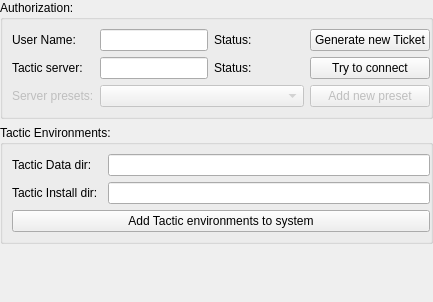
This is lib/ui/conf/ui_serverPage.ui in listyque/TACTIC-Handler as Qt 5 draws it before an edit. The edited form follows.
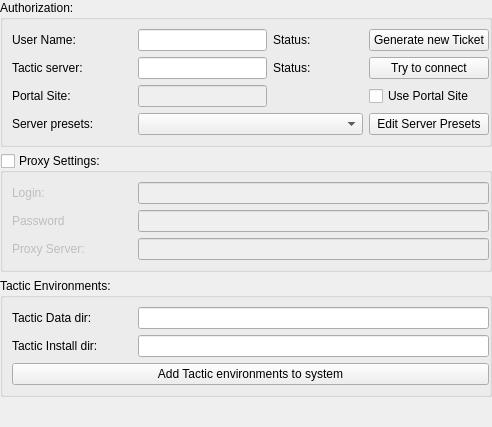
This is the edited form.

The edit to the form file:
```diff
--- a/lib/ui/conf/ui_serverPage.ui
+++ b/lib/ui/conf/ui_serverPage.ui
@@ -2,6 +2,14 @@
 <ui version="4.0">
  <class>serverPageWidget</class>
  <widget class="QWidget" name="serverPageWidget">
+  <property name="geometry">
+   <rect>
+    <x>0</x>
+    <y>0</y>
+    <width>492</width>
+    <height>427</height>
+   </rect>
+  </property>
   <layout class="QVBoxLayout" name="serverPageWidgetLayout">
    <property name="spacing">
     <number>6</number>
@@ -18,15 +26,9 @@
       <bool>true</bool>
      </property>
      <layout class="QGridLayout" name="authorizationLayout">
-      <property name="leftMargin">
-       <number>9</number>
-      </property>
       <property name="rightMargin">
        <number>0</number>
       </property>
-      <property name="spacing">
-       <number>6</number>
-      </property>
       <item row="0" column="1">
        <widget class="QLineEdit" name="userNameLineEdit">
         <property name="minimumSize">
@@ -39,6 +41,12 @@
       </item>
       <item row="0" column="0">
        <widget class="QLabel" name="userNameLable">
+        <property name="minimumSize">
+         <size>
+          <width>120</width>
+          <height>0</height>
+         </size>
+        </property>
         <property name="text">
          <string>User Name:</string>
         </property>
@@ -107,33 +115,101 @@
         </property>
        </widget>
       </item>
-      <item row="2" column="0">
+      <item row="3" column="0">
        <widget class="QLabel" name="savedServerPresetLabel">
-        <property name="enabled">
-         <bool>false</bool>
-        </property>
         <property name="text">
          <string>Server presets:</string>
         </property>
        </widget>
       </item>
+      <item row="3" column="3">
+       <widget class="QPushButton" name="editServerPresetsPushButton">
+        <property name="text">
+         <string>Edit Server Presets</string>
+        </property>
+       </widget>
+      </item>
+      <item row="3" column="1" colspan="2">
+       <widget class="QComboBox" name="serverPresetsComboBox"/>
+      </item>
+      <item row="2" column="0">
+       <widget class="QLabel" name="portalSiteLabel">
+        <property name="text">
+         <string>Portal Site:</string>
+        </property>
+       </widget>
+      </item>
+      <item row="2" column="1">
+       <widget class="QLineEdit" name="siteLineEdit">
+        <property name="enabled">
+         <bool>false</bool>
+        </property>
+       </widget>
+      </item>
       <item row="2" column="3">
-       <widget class="QPushButton" name="addNewServerPresetPushButton">
-        <property name="enabled">
-         <bool>false</bool>
+       <widget class="QCheckBox" name="usePortalSiteCheckBox">
+        <property name="text">
+         <string>Use Portal Site</string>
         </property>
+       </widget>
+      </item>
+     </layout>
+    </widget>
+   </item>
+   <item>
+    <widget class="QGroupBox" name="proxyGroupBox">
+     <property name="title">
+      <string>Proxy Settings:</string>
+     </property>
+     <property name="flat">
+      <bool>true</bool>
+     </property>
+     <property name="checkable">
+      <bool>true</bool>
+     </property>
+     <property name="checked">
+      <bool>false</bool>
+     </property>
+     <layout class="QGridLayout" name="proxyGridLayout">
+      <property name="rightMargin">
+       <number>0</number>
+      </property>
+      <item row="0" column="0">
+       <widget class="QLabel" name="proxyUserNameLabel">
+        <property name="minimumSize">
+         <size>
+          <width>120</width>
+          <height>0</height>
+         </size>
+        </property>
         <property name="text">
-         <string>Add new preset</string>
+         <string>Login:</string>
         </property>
        </widget>
       </item>
-      <item row="2" column="1" colspan="2">
-       <widget class="QComboBox" name="serverPresetsComboBox">
-        <property name="enabled">
-         <bool>false</bool>
+      <item row="1" column="0">
+       <widget class="QLabel" name="proxyPasswordLabel">
+        <property name="text">
+         <string>Password</string>
         </property>
        </widget>
       </item>
+      <item row="2" column="0">
+       <widget class="QLabel" name="proxyServerLabel">
+        <property name="text">
+         <string>Proxy Server:</string>
+        </property>
+       </widget>
+      </item>
+      <item row="0" column="1">
+       <widget class="QLineEdit" name="proxyLoginLineEdit"/>
+      </item>
+      <item row="1" column="1">
+       <widget class="QLineEdit" name="proxyPasswordLineEdit"/>
+      </item>
+      <item row="2" column="1">
+       <widget class="QLineEdit" name="proxyServerLineEdit"/>
+      </item>
      </layout>
     </widget>
    </item>
@@ -146,20 +222,14 @@
       <bool>true</bool>
      </property>
      <layout class="QGridLayout" name="environmentLayout">
-      <property name="leftMargin">
-       <number>9</number>
-      </property>
       <property name="rightMargin">
        <number>0</number>
       </property>
-      <property name="spacing">
-       <number>6</number>
-      </property>
       <item row="0" column="0">
        <widget class="QLabel" name="tacticEnvLable">
         <property name="minimumSize">
          <size>
-          <width>90</width>
+          <width>120</width>
           <height>0</height>
          </size>
         </property>
```
Left out of the diff: 19 changed lines with no effect on the pictures.
